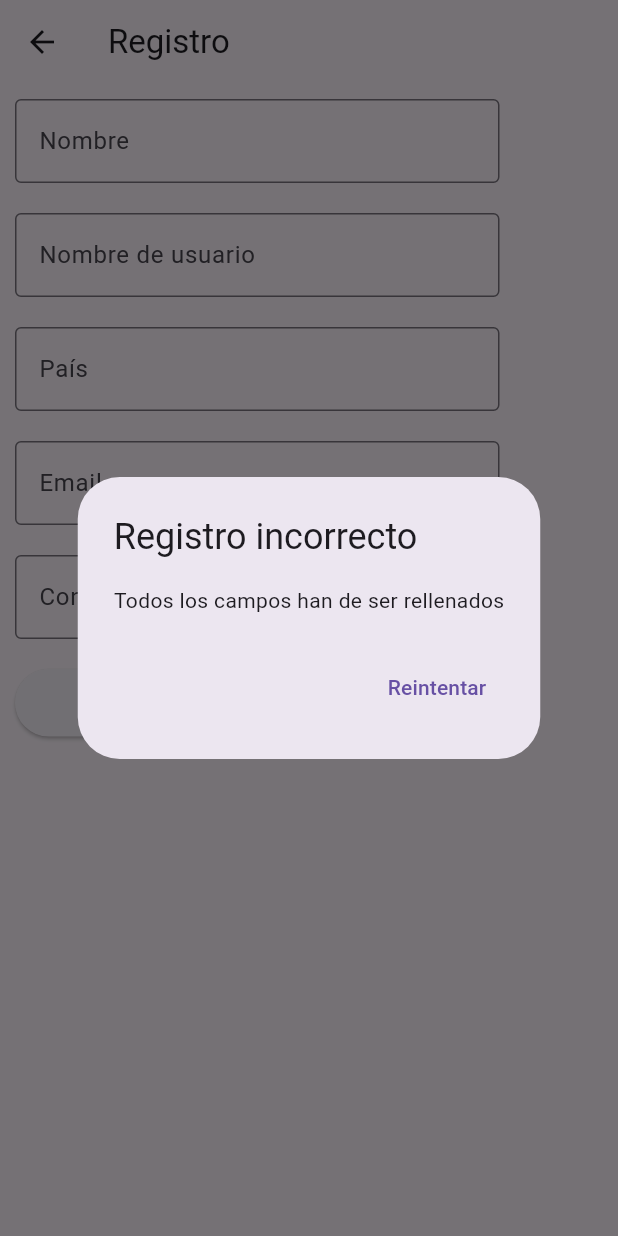
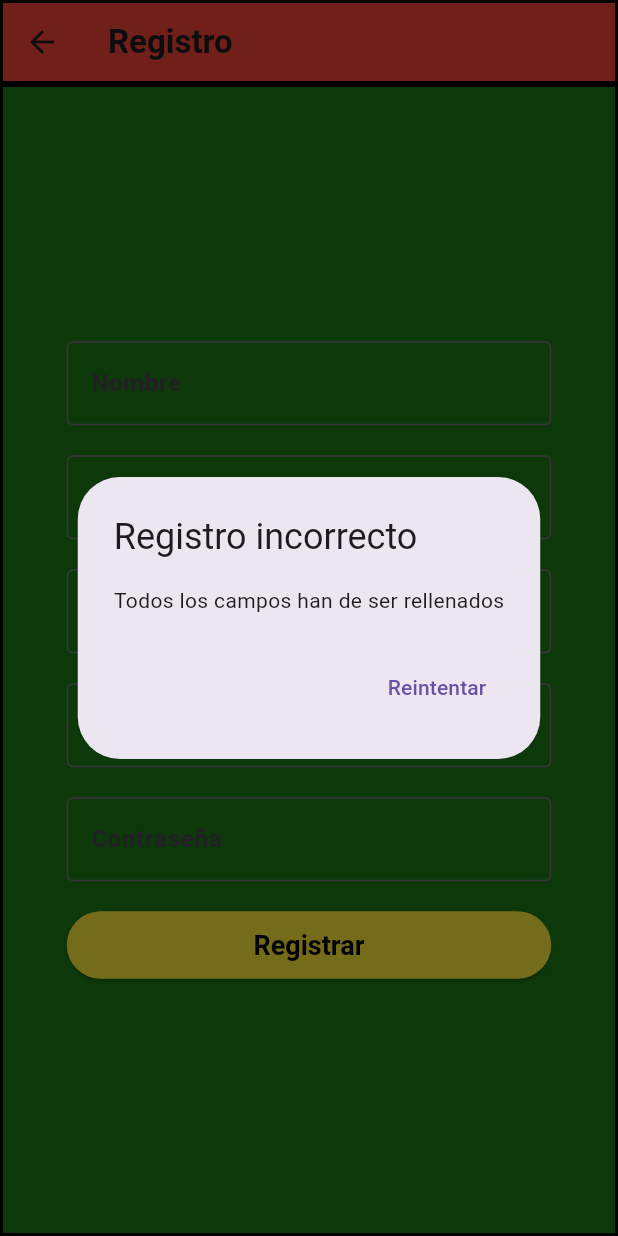
Before and after one commit to UNIZAR-30226-2024-13/Frontend-Movil, a Flutter app: the Registro screen opened directly, after a tap on "Registrar", on a phone screen of 412 x 824 dp. Run offline on Flutter 3.47's test engine with Material 3 defaults, Android fonts, the phone set to English and light mode, and no system bars.

Commit message:
Estética registro

```diff
--- a/lib/menu.dart
+++ b/lib/menu.dart
@@ -21,9 +21,7 @@ class Menu extends StatelessWidget {
     return Scaffold(
       appBar: AppBar(
         backgroundColor: Colors.red,
-        //shape: Border(bottom: BorderSide(color: Colors.black, width: 2)),
         shape: Border.all(color: Colors.black, width: 2.0),
-
         leading: Container(
           padding: EdgeInsets.all(5),
           child: Image.asset(
--- a/lib/registro.dart
+++ b/lib/registro.dart
@@ -20,10 +20,20 @@ class Registro extends StatelessWidget {
   Widget build(BuildContext context) {
     return Scaffold(
       appBar: AppBar(
-        title: Text("Registro")
+        backgroundColor: Colors.red,
+        shape: Border.all(color: Colors.black, width: 2.0),
+        title: Text(
+          "Registro",
+          style: TextStyle(fontWeight: FontWeight.bold),)
       ),
       body:
-        SingleChildScrollView(
+        Container(
+          alignment: Alignment.center,
+          decoration: BoxDecoration(
+          color: Color.fromARGB(255, 27, 123, 22),
+          border: Border.all(color: Colors.black, width: 2.0),
+          ),
+          child: SingleChildScrollView(
             child: Column(
               children: <Widget>[
                 Container(
@@ -35,6 +45,7 @@ class Registro extends StatelessWidget {
                       decoration: InputDecoration(
                         border: OutlineInputBorder(),
                         labelText: 'Nombre',
+                        labelStyle: TextStyle(fontWeight: FontWeight.bold),
                       ),
                     ),
                   )
@@ -48,6 +59,7 @@ class Registro extends StatelessWidget {
                       decoration: InputDecoration(
                         border: OutlineInputBorder(),
                         labelText: 'Nombre de usuario',
+                        labelStyle: TextStyle(fontWeight: FontWeight.bold),
                       ),
                     ),
                   )
@@ -61,6 +73,7 @@ class Registro extends StatelessWidget {
                       decoration: InputDecoration(
                         border: OutlineInputBorder(),
                         labelText: 'País',
+                        labelStyle: TextStyle(fontWeight: FontWeight.bold),
                       ),
                     ),
                   )
@@ -74,6 +87,7 @@ class Registro extends StatelessWidget {
                       decoration: InputDecoration(
                         border: OutlineInputBorder(),
                         labelText: 'Email',
+                        labelStyle: TextStyle(fontWeight: FontWeight.bold),
                       ),
                     ),
                   )
@@ -88,6 +102,7 @@ class Registro extends StatelessWidget {
                       decoration: InputDecoration(
                         border: OutlineInputBorder(),
                         labelText: 'Contraseña',
+                        labelStyle: TextStyle(fontWeight: FontWeight.bold),
                       ),
                     ),
                   )
@@ -99,6 +114,14 @@ class Registro extends StatelessWidget {
                     height: 45,
                     child: ElevatedButton(
                       child: Text("Registrar"),
+                        style: ButtonStyle(
+                        backgroundColor: MaterialStateProperty.all(Colors.yellow),
+                        foregroundColor: MaterialStateProperty.all(Colors.black),
+                        textStyle: MaterialStateProperty.all(TextStyle(
+                          fontSize: 18,
+                          fontWeight: FontWeight.bold
+                        ))
+                      ),
                       onPressed: () {
                         _verificarRegistro(context);
                       },
@@ -106,6 +129,7 @@ class Registro extends StatelessWidget {
                   )
                 ),
               ]
+            )
           )
         )
     );
@@ -127,7 +151,7 @@ void _verificarRegistro(BuildContext context) {
   else if (_pass.length <= 7 || !( _pass.contains(RegExp(r'[a-z]'))) || !(_pass.contains(RegExp(r'[A-Z]'))) || !(_pass.contains(RegExp(r'[0-9]')))) {
     mostrarAlerta(context, "La contraseña debe ser mayor de 7 carácteres, y tener al menos una mayúscula, una minúscula y un dígito");
   }
-  else if (RegExp(r'^\w+@\w+\.\w+$').hasMatch(_email)) {
+  else if (!RegExp(r'^[\w-\.]+@([\w-]+\.)+[\w-]{2,4}$').hasMatch(_email)) {
     mostrarAlerta(context, "El formato del email no es correcto");
   }
   else {
```
Lines whose indentation alone changed are shown as unchanged.
